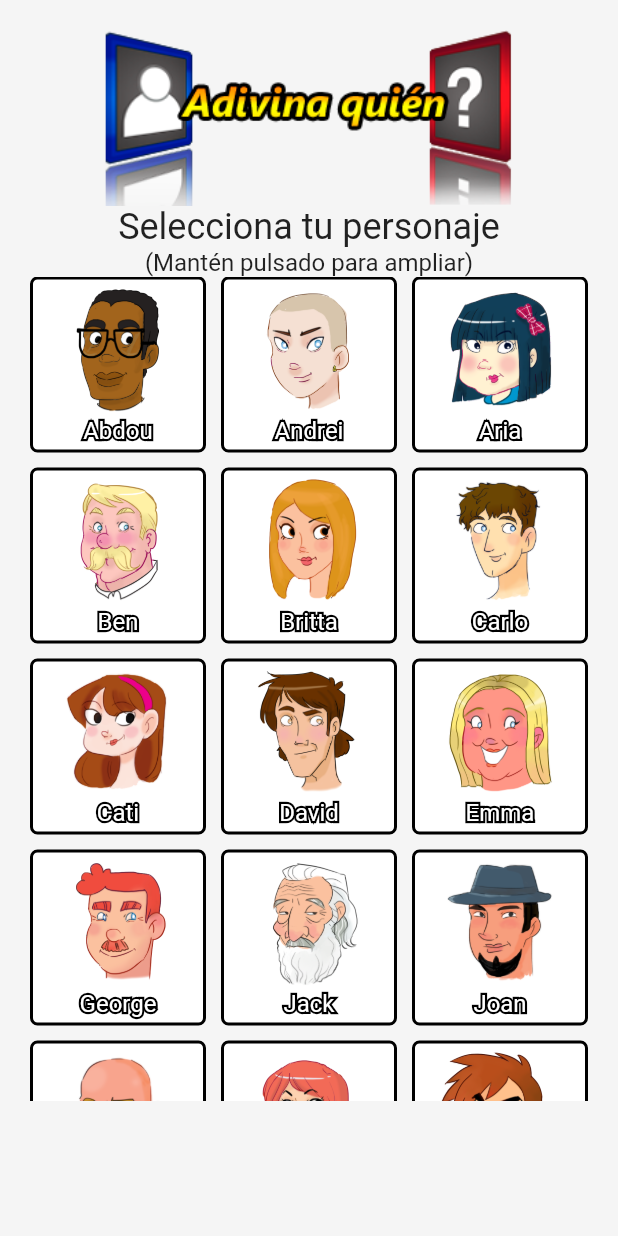
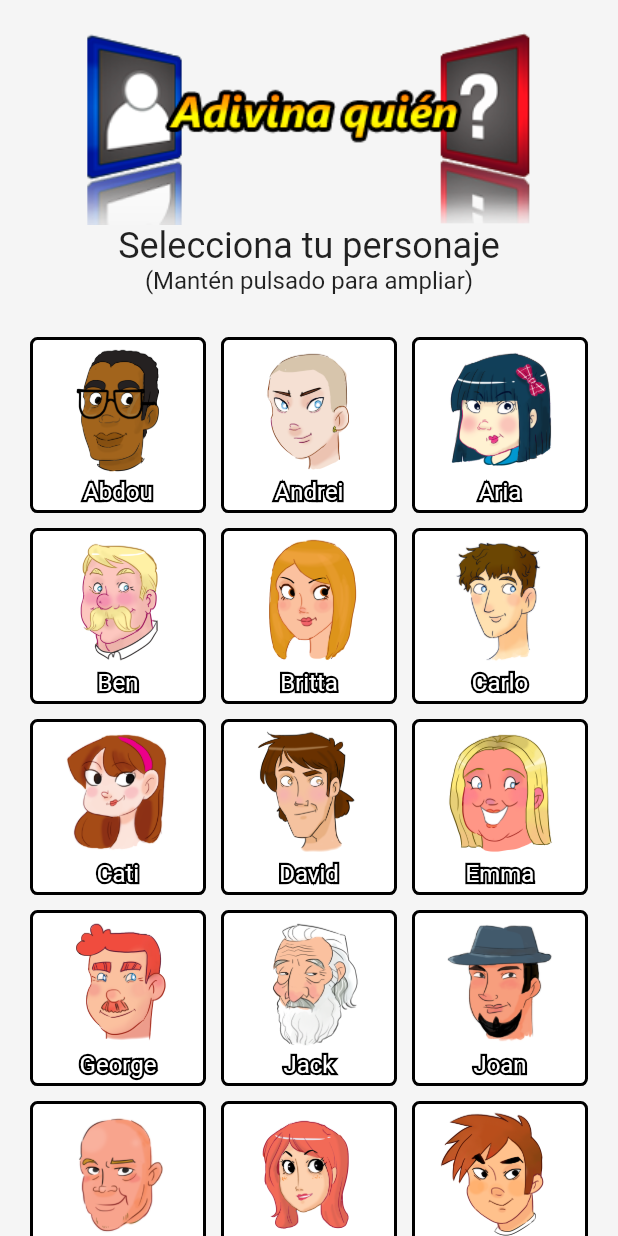
Before and after one commit to alfredoUcar/guesswho, a Flutter app: the CharacterSelection screen opened by its route, on a phone screen of 412 x 824 dp. Run offline on Flutter 3.47's test engine with Material 2 defaults, Android fonts, the phone set to English and light mode, and no system bars.

Commit message:
refactor: group character selection texts into a column

```diff
--- a/lib/screens/character_selection.dart
+++ b/lib/screens/character_selection.dart
@@ -37,20 +37,24 @@ class CharacterSelection extends StatelessWidget {
                     child: Image(
                         image: AssetImage('lib/assets/wide_text_logo.png')),
                   ),
-                  const Flexible(
-                      child: Text(
+                  Flexible(
+                    child: Column(
+                      children: const [
+                        Text(
                           'Selecciona tu personaje',
                           style: TextStyle(
                             fontSize: 24,
                           ),
-                  )),
-                  const Flexible(
-                      child: Text(
+                        ),
+                        Text(
                           '(Mantén pulsado para ampliar)',
                           style: TextStyle(
                             fontSize: 16,
                           ),
-                  )),
+                        ),
+                      ],
+                    ),
+                  ),
                   Flexible(
                     flex: 8,
                     child: GameCharacters(
```
Lines whose indentation alone changed are shown as unchanged.
